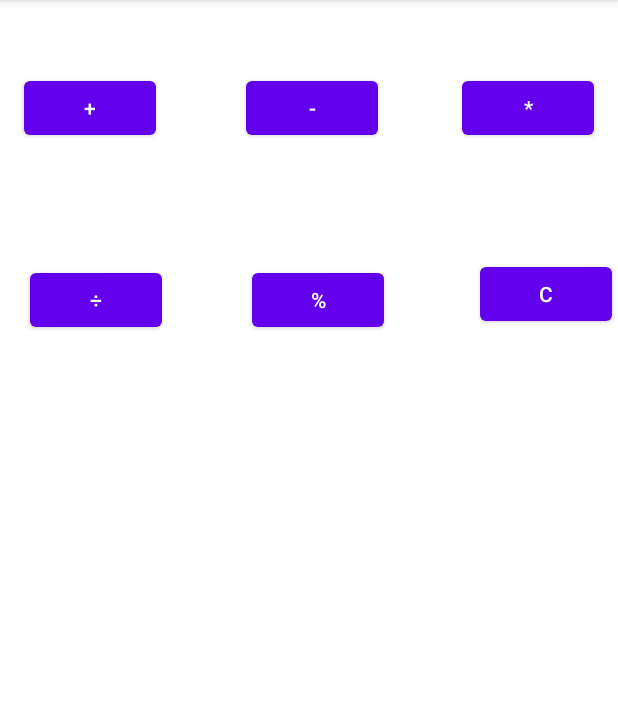
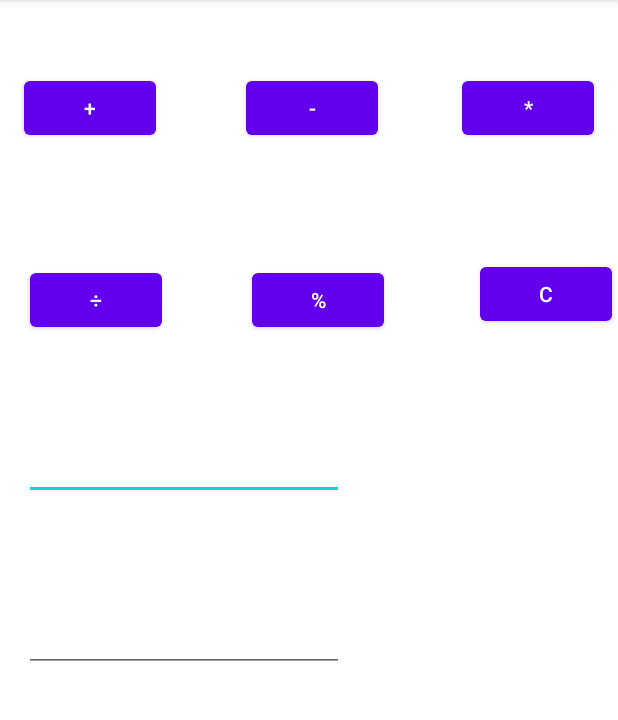
Before and after one commit to FaheemAhmeNoor/Android-Calculator, an Android app: the screen it shows after launch (MainActivity), on a phone screen of 412 x 824 dp, the part 84-804 px from its top. Run offline under Robolectric (Android 15) with nearby library versions, the phone set to English and light mode, and no system bars.

Commit message:
Two edit text added for two values

```diff
--- a/app/src/main/res/layout/activity_main.xml
+++ b/app/src/main/res/layout/activity_main.xml
@@ -72,4 +72,29 @@
         android:text="C"
         app:layout_constraintEnd_toEndOf="parent"
         app:layout_constraintTop_toBottomOf="@+id/btnMul" />
+
+    <EditText
+        android:id="@+id/editTextNumber3"
+        android:layout_width="wrap_content"
+        android:layout_height="wrap_content"
+        android:ems="10"
+        android:inputType="number"
+        app:layout_constraintBottom_toTopOf="@+id/editTextNumber4"
+        app:layout_constraintEnd_toEndOf="parent"
+        app:layout_constraintHorizontal_bias="0.079"
+        app:layout_constraintStart_toStartOf="parent"
+        app:layout_constraintTop_toBottomOf="@+id/btnDiv"
+        app:layout_constraintVertical_bias="0.482" />
+
+    <EditText
+        android:id="@+id/editTextNumber4"
+        android:layout_width="wrap_content"
+        android:layout_height="wrap_content"
+        android:layout_marginBottom="320dp"
+        android:ems="10"
+        android:inputType="number"
+        app:layout_constraintBottom_toBottomOf="parent"
+        app:layout_constraintEnd_toEndOf="@+id/editTextNumber3"
+        app:layout_constraintHorizontal_bias="0.0"
+        app:layout_constraintStart_toStartOf="@+id/editTextNumber3" />
 </androidx.constraintlayout.widget.ConstraintLayout>
```
